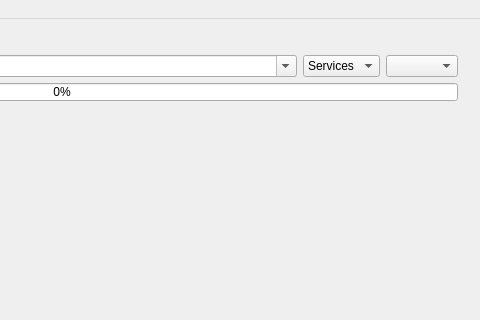
First picture: the form in src/app/mainwindow.ui, repository nmapsi4/nmapsi4, before the edit; both pictures show x 356 to 836 and y 0 to 320 of the 836 by 568 pixel window.
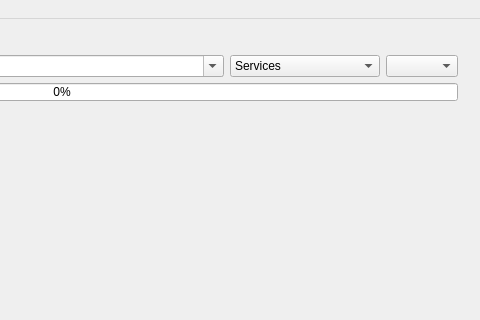
Second picture: the form after the edit. The open tabs and pages were chosen to show the change. Icons and pictures are not drawn.

Commit message: vulnerability: new osvdb.org url

```diff
--- a/src/app/mainwindow.ui
+++ b/src/app/mainwindow.ui
@@ -1134,7 +1134,7 @@
             </property>
             <property name="minimumSize">
              <size>
-              <width>0</width>
+              <width>150</width>
               <height>0</height>
              </size>
             </property>
```
The commit also changes 1 other file.
